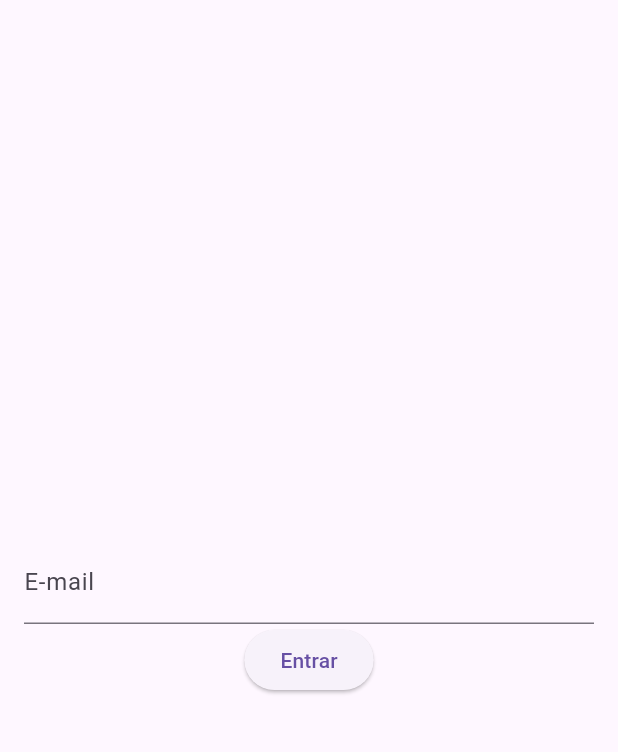
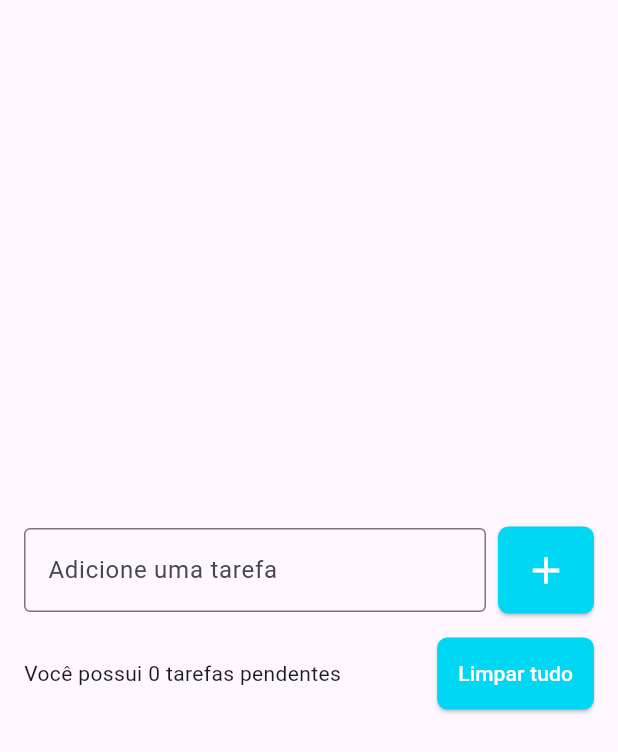
Before and after one commit to MateusTeus/todo_list, a Flutter app: the screen it shows after launch, on a phone screen of 412 x 824 dp. Shown: the top 752 px of the screen. Run offline on Flutter 3.47's test engine with Material 3 defaults, Android fonts, the phone set to English and light mode, and no system bars.

Commit message:
feature(screen): working with text fields

```diff
--- a/lib/pages/todo_list_page.dart
+++ b/lib/pages/todo_list_page.dart
@@ -1,10 +1,7 @@
 import 'package:flutter/material.dart';
 
-
 class TodoListPage extends StatelessWidget {
-  TodoListPage({super.key});
-
-  final TextEditingController emailController = TextEditingController();
+  const TodoListPage({super.key});
 
   @override
   Widget build(BuildContext context) {
@@ -15,33 +12,49 @@ class TodoListPage extends StatelessWidget {
           child: Column(
             mainAxisSize: MainAxisSize.min,
             children: [
-              TextField(
-                controller: emailController,
-               decoration: InputDecoration(
-                 labelText: 'E-mail'
-               ),
-                onChanged: onChanged,
-                onSubmitted: onSubmitted,
+              Row(
+                children: [
+                  Expanded(
+                    child: TextField(
+                      decoration: InputDecoration(
+                        border: OutlineInputBorder(),
+                        labelText: 'Adicione uma tarefa',
+                        hintText: 'Ex. Estudar Flutter',
+                      ),
+                    ),
+                  ),
+                  SizedBox(width: 8),
+                  ElevatedButton(
+                    onPressed: () {},
+                    style: ElevatedButton.styleFrom(
+                      shape: RoundedRectangleBorder(
+                        borderRadius: BorderRadius.circular(7),
+                      ),
+                      backgroundColor: Color(0xff00d7f3),
+                      padding: EdgeInsets.all(14),
+                      //fixedSize: Size(100, 200)
+                    ),
+                    child: Icon(Icons.add, size: 30, color: Colors.white),
+                  ),
+                ],
               ),
-              ElevatedButton(onPressed: entrar, child: Text('Entrar'))
+              SizedBox(height: 16),
+              Row(children: [
+                Expanded(child: Text('Você possui 0 tarefas pendentes')),
+                SizedBox(width: 8),
+                ElevatedButton(onPressed: () {}, style: ElevatedButton.styleFrom(
+                  shape: RoundedRectangleBorder(
+                    borderRadius: BorderRadius.circular(7),
+                  ),
+                  backgroundColor: Color(0xff00d7f3),
+                  padding: EdgeInsets.all(14),
+                ), child: Text('Limpar tudo', style: TextStyle(color: Colors.white),), )
+              ],
+              ),
             ],
           ),
         ),
       ),
     );
   }
-
-  void entrar(){
-    String text = emailController.text;
-    print(text);
-    emailController.clear();
-  }
-
-  void onChanged(String text){
-    print(text);
-  }
-
-  void onSubmitted(String text){
-    print(text);
-  }
 }
```
